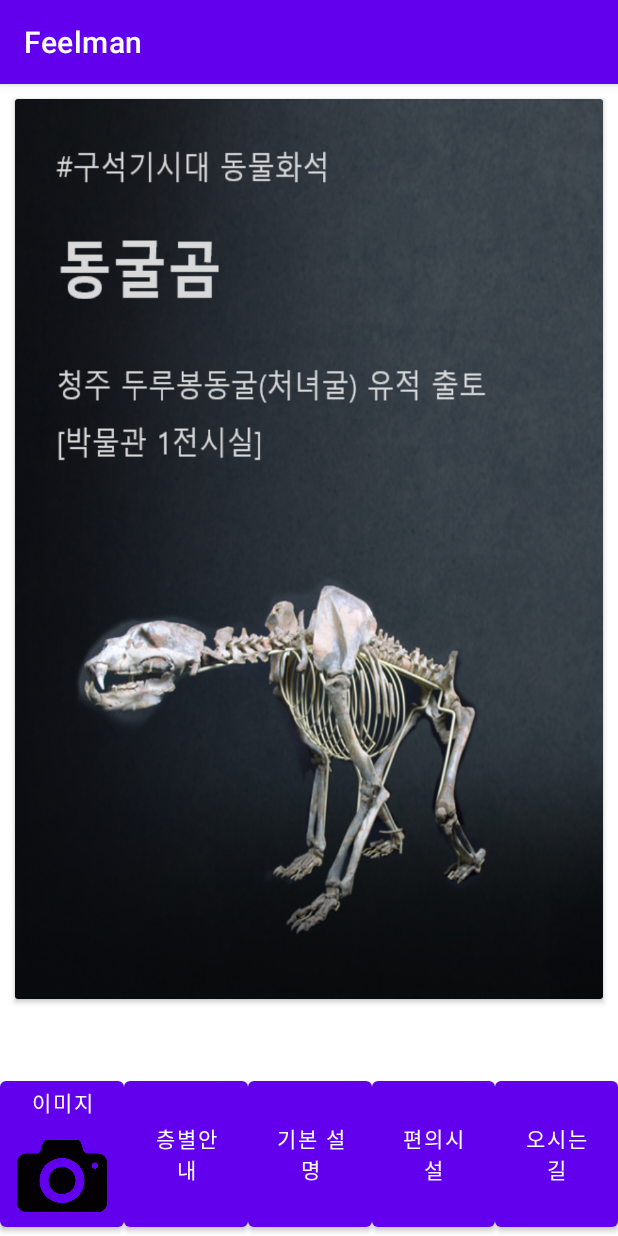
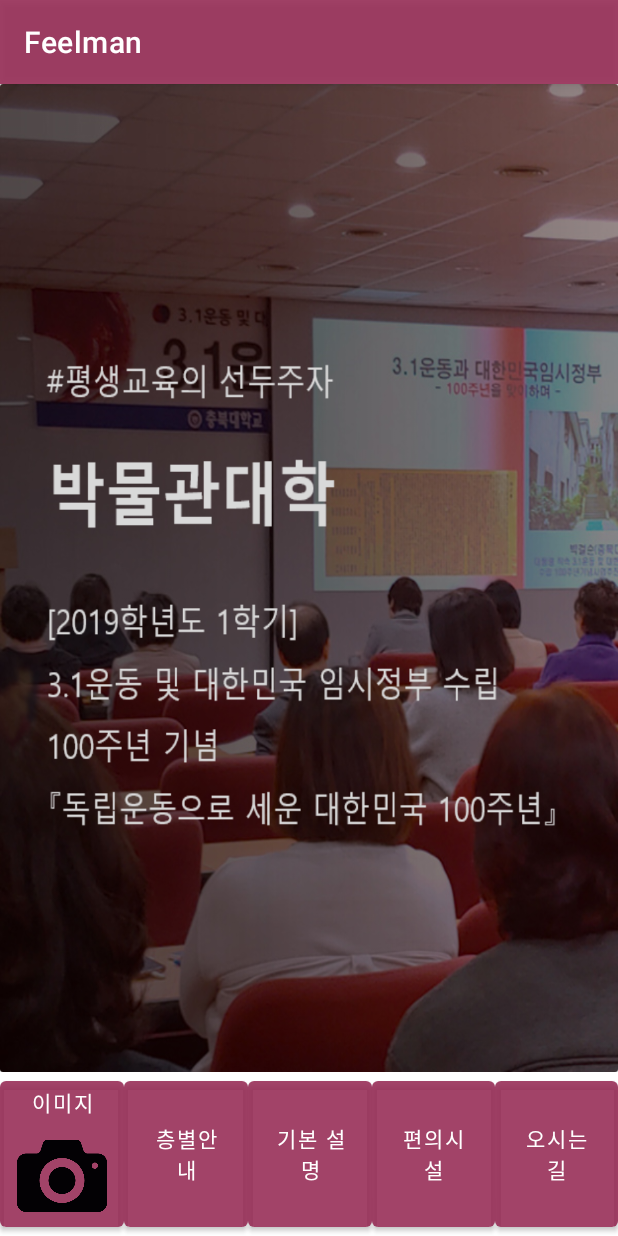
Before and after one commit to Feelloooo/Feelman, an Android app: the screen it shows after launch (MainActivity), on a phone screen of 412 x 824 dp. Run offline under Robolectric (Android 15) with nearby library versions, the phone set to English and light mode, and no system bars.

Commit message:
Initial commit

```diff
--- a/app/build.gradle
+++ b/app/build.gradle
@@ -30,6 +30,7 @@ android {
 
 dependencies {
 
+    implementation files('libs/libDaumMapAndroid.jar')
     implementation 'androidx.appcompat:appcompat:1.2.0'
     implementation 'com.google.android.material:material:1.3.0'
     implementation 'androidx.constraintlayout:constraintlayout:2.0.4'
--- a/app/src/main/java/com/example/feelman/MainActivity.java
+++ b/app/src/main/java/com/example/feelman/MainActivity.java
@@ -2,9 +2,20 @@ package com.example.feelman;
 
 import androidx.appcompat.app.AppCompatActivity;
 
+import android.content.Intent;
+import android.content.pm.PackageInfo;
+import android.content.pm.PackageManager;
+import android.content.pm.Signature;
 import android.os.Bundle;
+import android.util.Base64;
+import android.util.Log;
+import android.view.View;
+import android.widget.Button;
 import android.widget.ImageView;
 import android.widget.ViewFlipper;
+
+import java.security.MessageDigest;
+import java.security.NoSuchAlgorithmException;
 
 public class MainActivity extends AppCompatActivity {
 
@@ -14,7 +25,7 @@ public class MainActivity extends AppCompatActivity {
     protected void onCreate(Bundle savedInstanceState) {
         super.onCreate(savedInstanceState);
         setContentView(R.layout.activity_main);
-
+        //getHashKey();
         int images[] = {
                 R.drawable.main_img1,
                 R.drawable.main_img2,
@@ -27,17 +38,49 @@ public class MainActivity extends AppCompatActivity {
         for(int image : images) {
             fllipperImages(image);
         }
+        Button button1 = findViewById(R.id.menu5); //다른 버튼 사용할 때 변수명 바꿔서 사용
+        button1.setOnClickListener(new View.OnClickListener() {
+            @Override
+            public void onClick(View view) {
+                Intent intent = new Intent(getApplicationContext(), Activity_route.class);
+                startActivity(intent);
+            }
+        });
     }
     public void fllipperImages(int image) {
         ImageView imageView = new ImageView(this);
         imageView.setBackgroundResource(image);
 
         v_fllipper.addView(imageView);      // 이미지 추가
-        v_fllipper.setFlipInterval(4000);       // 자동 이미지 슬라이드 딜레이시간(4000 당 1초)
+        v_fllipper.setFlipInterval(2000);       // 자동 이미지 슬라이드 딜레이시간(4000 당 1초)
         v_fllipper.setAutoStart(true);          // 자동 시작 유무 설정
 
         // animation
-        v_fllipper.setInAnimation(this,android.R.anim.slide_in_left);
-        v_fllipper.setOutAnimation(this,android.R.anim.slide_out_right);
+        v_fllipper.setInAnimation(this,R.anim.slide_in_right);
+        v_fllipper.setOutAnimation(this,R.anim.slide_out_left);
     }
+
+    /*카카오맵 해시키*/
+/*
+    private void getHashKey() {
+            PackageInfo packageInfo = null;
+            try {
+                packageInfo = getPackageManager().getPackageInfo(getPackageName(), PackageManager.GET_SIGNATURES);
+            } catch (PackageManager.NameNotFoundException e) {
+                e.printStackTrace();
+            }
+            if (packageInfo == null)
+                Log.e("KeyHash", "KeyHash:null");
+
+            for (Signature signature : packageInfo.signatures) {
+                try {
+                    MessageDigest md = MessageDigest.getInstance("SHA");
+                    md.update(signature.toByteArray());
+                    Log.d("KeyHash", Base64.encodeToString(md.digest(), Base64.DEFAULT));
+                } catch (NoSuchAlgorithmException e) {
+                    Log.e("KeyHash", "Unable to get MessageDigest. signature=" + signature, e);
+                }
+            }
+        }
+ */
 }
--- a/app/src/main/res/layout/activity_main.xml
+++ b/app/src/main/res/layout/activity_main.xml
@@ -11,17 +11,17 @@
         android:layout_width="match_parent"
         android:layout_height="match_parent"
         android:layout_weight="1"
+        android:foregroundTint="#FDFDFD"
         android:orientation="vertical">
 
         <androidx.cardview.widget.CardView
             android:layout_width="match_parent"
-            android:layout_height="wrap_content"
-            android:layout_margin="10dp">
+            android:layout_height="wrap_content">
 
             <ViewFlipper
                 android:id="@+id/image_slide"
                 android:layout_width="match_parent"
-                android:layout_height="600dp"/>
+                android:layout_height="match_parent" />
         </androidx.cardview.widget.CardView>
 
     </LinearLayout>
--- a/app/src/main/res/values/colors.xml
+++ b/app/src/main/res/values/colors.xml
@@ -1,8 +1,8 @@
 <?xml version="1.0" encoding="utf-8"?>
 <resources>
     <color name="purple_200">#FFBB86FC</color>
-    <color name="purple_500">#FF6200EE</color>
-    <color name="purple_700">#FF3700B3</color>
+    <color name="purple_500">#D992234E</color>
+    <color name="purple_700">#D992234E</color>
     <color name="teal_200">#FF03DAC5</color>
     <color name="teal_700">#FF018786</color>
     <color name="black">#FF000000</color>
```
Also changed, not shown: app/src/main/AndroidManifest.xml (+7 -1 lines), app/src/main/java/com/example/feelman/Activity_route.java (added, +57 -0 lines), app/src/main/java/com/example/feelman/LoadingActivity.java (deleted, +0 -27 lines), app/src/main/res/layout/activity_loading.xml (deleted, +0 -7 lines), app/src/main/res/layout/activity_route.xml (added, +31 -0 lines), app/src/main/res/xml/network_security_config.xml (added, +8 -0 lines).
